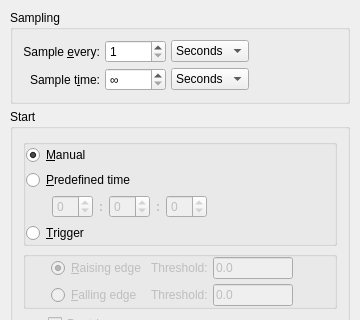
Above: src/ui/uirecorderprefs.ui from tuxmaster/QtDMM before the change; both pictures show x 0 to 360 and y 0 to 320 of the 360 by 500 pixel window. Below: the same form after it.
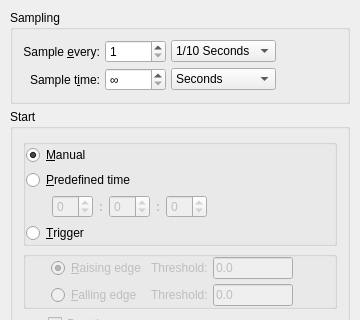
That is the form after the change. Custom widgets are drawn as their Qt base class.

Commit message: bring back 1/10 Sec sample rate, now recorder supports ms resolution it makes sense to do so, but as stated out earlier  most devices dont support sample rates more that 1S/s

What changed in the file:
```diff
--- a/src/ui/uirecorderprefs.ui
+++ b/src/ui/uirecorderprefs.ui
@@ -68,6 +68,11 @@
         <property name="whatsThis">
          <string>Unit for sampling period.</string>
         </property>
+        <item>
+         <property name="text">
+          <string>1/10 Seconds</string>
+         </property>
+        </item>
         <item>
          <property name="text">
           <string>Seconds</string>
```
Left out of the diff: 2 changed lines with no effect on the pictures. The commit also changes 1 other file.
